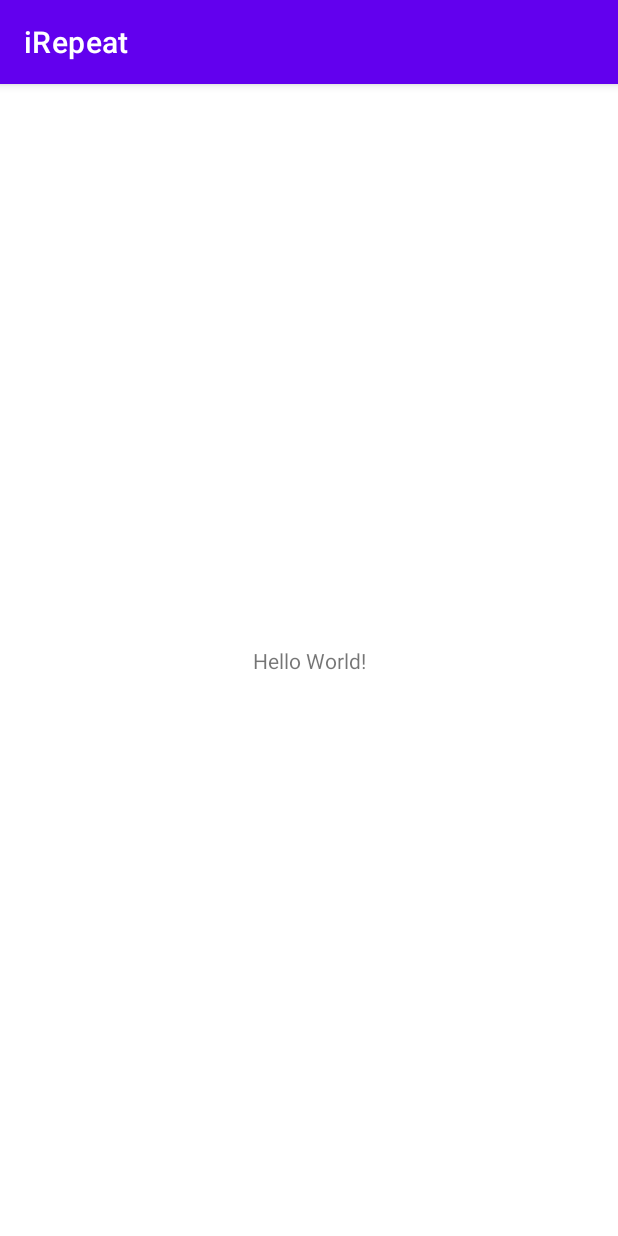
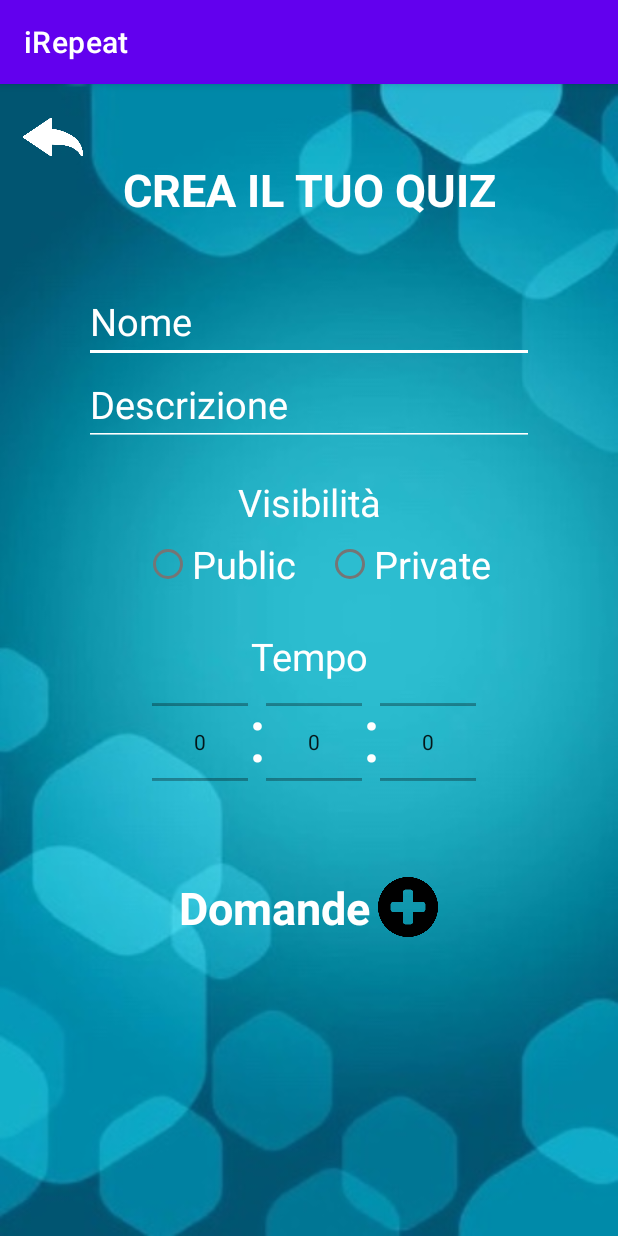
Before and after one commit to Luigina2001/iRepeat, an Android app: the screen it shows after launch (MainActivity), on a phone screen of 412 x 824 dp. Run offline under Robolectric (Android 15) with nearby library versions, the phone set to English and light mode, and no system bars.

Commit message:
aggiunta interfaccia grafica crezione quiz e relativi list element (domanda e opzioni di risposta)

```diff
--- a/app/build.gradle
+++ b/app/build.gradle
@@ -4,12 +4,12 @@ plugins {
 
 android {
     namespace 'com.example.irepeat'
-    compileSdk 32
+    compileSdk 33
 
     defaultConfig {
         applicationId "com.example.irepeat"
         minSdk 21
-        targetSdk 32
+        targetSdk 33
         versionCode 1
         versionName "1.0"
 
--- a/app/src/main/java/com/example/irepeat/MainActivity.java
+++ b/app/src/main/java/com/example/irepeat/MainActivity.java
@@ -9,6 +9,6 @@ public class MainActivity extends AppCompatActivity {
     @Override
     protected void onCreate(Bundle savedInstanceState) {
         super.onCreate(savedInstanceState);
-        setContentView(R.layout.activity_main);
+        setContentView(R.layout.creazione_quiz);
     }
 }
--- /dev/null
+++ b/app/src/main/res/layout/creazione_quiz.xml
@@ -0,0 +1,191 @@
+<?xml version="1.0" encoding="utf-8"?>
+<RelativeLayout xmlns:android="http://schemas.android.com/apk/res/android"
+    android:layout_width="match_parent"
+    android:background="@drawable/sfondo_esagono"
+    android:layout_height="match_parent">
+
+    <ImageView
+        android:layout_marginLeft="15dp"
+        android:layout_marginTop="15dp"
+        android:id="@+id/back"
+        android:layout_alignParentLeft="true"
+        android:layout_width="40dp"
+        android:layout_height="40dp"
+        android:src="@drawable/back"/>
+
+    <ScrollView
+        android:id="@+id/scrollerCreazioneQuiz"
+        android:layout_width="match_parent"
+        android:layout_height="match_parent"
+        android:layout_marginTop="0dp">
+
+        <RelativeLayout
+            android:layout_width="match_parent"
+            android:layout_height="match_parent"
+            android:paddingBottom="500dp">
+
+            <TextView
+                android:id="@+id/textViewCreaQuiz"
+                android:layout_width="match_parent"
+                android:text="CREA IL TUO QUIZ"
+                android:textColor="@color/white"
+                android:textSize="30dp"
+                android:textStyle="bold"
+                android:textAlignment="center"
+                android:layout_marginTop="50dp"
+                android:layout_height="wrap_content"/>
+
+            <RelativeLayout
+                android:id="@+id/layoutCreaQuiz"
+                android:layout_width="match_parent"
+                android:layout_height="wrap_content"
+                android:layout_below="@id/textViewCreaQuiz"
+                android:layout_marginTop="40dp" >
+
+                <EditText
+                    android:id="@+id/nomeQuiz"
+                    android:layout_width="300dp"
+                    android:layout_centerHorizontal="true"
+                    android:layout_height="wrap_content"
+                    android:hint="Nome"
+                    android:backgroundTint="@color/white"
+                    android:textColorHint="@color/white"
+                    android:textSize="25dp"
+                    android:selectAllOnFocus="true"
+                    android:textColor="@color/white" />
+
+                <EditText
+                    android:id="@+id/descrizioneQuiz"
+                    android:layout_width="300dp"
+                    android:layout_centerHorizontal="true"
+                    android:layout_height="wrap_content"
+                    android:hint="Descrizione"
+                    android:textColorHint="@color/white"
+                    android:backgroundTint="@color/white"
+                    android:layout_below="@id/nomeQuiz"
+                    android:textSize="25dp"
+                    android:selectAllOnFocus="true"
+                    android:textColor="@color/white" />
+
+                <TextView
+                    android:id="@+id/textViewVisibilita"
+                    android:layout_width="match_parent"
+                    android:text="Visibilità"
+                    android:textColor="@color/white"
+                    android:layout_marginTop="20dp"
+                    android:textSize="25dp"
+                    android:textAlignment="center"
+                    android:layout_below="@id/descrizioneQuiz"
+                    android:layout_height="wrap_content"/>
+
+                <RadioGroup
+                    android:id="@+id/visibilitaQuiz"
+                    android:layout_width="300dp"
+                    android:orientation="horizontal"
+                    android:textAlignment="center"
+                    android:layout_centerHorizontal="true"
+                    android:layout_height="wrap_content"
+                    android:layout_below="@id/textViewVisibilita">
+
+                    <RadioButton
+                        android:layout_marginLeft="40dp"
+                        android:id="@+id/visibilitaQuizPublic"
+                        android:layout_width="wrap_content"
+                        android:layout_height="wrap_content"
+                        android:textColor="@color/white"
+                        android:textSize="25dp"
+                        android:text="Public"/>
+
+                    <RadioButton
+                        android:id="@+id/visibilitaQuizPrivate"
+                        android:layout_width="wrap_content"
+                        android:layout_height="wrap_content"
+                        android:layout_marginLeft="20dp"
+                        android:text="Private"
+                        android:textColor="@color/white"
+                        android:textSize="25dp" />
+                </RadioGroup>
+
+                <TextView
+                    android:id="@+id/textViewTempo"
+                    android:layout_width="match_parent"
+                    android:text="Tempo"
+                    android:textColor="@color/white"
+                    android:layout_marginTop="20dp"
+                    android:textSize="25dp"
+                    android:textAlignment="center"
+                    android:layout_below="@id/visibilitaQuiz"
+                    android:layout_height="wrap_content"/>
+
+                <LinearLayout
+                    android:layout_width="300dp"
+                    android:layout_height="wrap_content"
+                    android:orientation="horizontal"
+                    android:layout_centerInParent="true"
+                    android:backgroundTint="@color/white"
+                    android:layout_below="@id/textViewTempo"
+                    android:layout_centerHorizontal="true">
+
+                    <NumberPicker
+                        android:layout_marginLeft="45dp"
+                        android:layout_width="wrap_content"
+                        android:layout_height="80dp"/>
+
+                    <TextView
+                        android:layout_width="wrap_content"
+                        android:layout_height="80dp"
+                        android:textColor="@color/white"
+                        android:textSize="50dp"
+                        android:text=":"/>
+
+                    <NumberPicker
+                        android:layout_width="wrap_content"
+                        android:layout_height="80dp"/>
+
+                    <TextView
+                        android:layout_width="wrap_content"
+                        android:layout_height="80dp"
+                        android:textColor="@color/white"
+                        android:textSize="50dp"
+                        android:text=":"/>
+
+                    <NumberPicker
+                        android:layout_width="wrap_content"
+                        android:layout_height="80dp"/>
+                </LinearLayout>
+            </RelativeLayout>
+
+            <LinearLayout
+                android:id="@+id/layoutDomande"
+                android:layout_width="wrap_content"
+                android:layout_height="wrap_content"
+                android:layout_marginTop="50dp"
+                android:layout_centerHorizontal="true"
+                android:layout_below="@id/layoutCreaQuiz"
+                android:orientation="horizontal">
+
+                <TextView
+                    android:text="Domande"
+                    android:layout_width="wrap_content"
+                    android:textSize="30dp"
+                    android:textStyle="bold"
+                    android:textColor="@color/white"
+                    android:layout_height="40dp"/>
+
+                <ImageView
+                    android:layout_marginLeft="5dp"
+                    android:layout_width="40dp"
+                    android:layout_height="40dp"
+                    android:src="@drawable/icona_piu"/>
+            </LinearLayout>
+
+            <ListView
+                android:id="@+id/listViewCreazioneDomande"
+                android:layout_width="300dp"
+                android:layout_height="wrap_content"
+                android:layout_below="@id/layoutDomande"/>
+
+        </RelativeLayout>
+    </ScrollView>
+
+</RelativeLayout>
--- a/app/src/main/res/layout/esito_quiz.xml
+++ b/app/src/main/res/layout/esito_quiz.xml
@@ -1,12 +1,10 @@
 <?xml version="1.0" encoding="utf-8"?>
 <RelativeLayout xmlns:android="http://schemas.android.com/apk/res/android"
     android:layout_width="match_parent"
-    xmlns:app="http://schemas.android.com/apk/res-auto"
     android:background="@drawable/sfondo_azzurro"
     android:layout_height="match_parent">
 
     <!-- HEADER -->
-
     <RelativeLayout
         android:id="@+id/header"
         android:paddingTop="5dp"
--- a/app/src/main/res/layout/profilo_personale.xml
+++ b/app/src/main/res/layout/profilo_personale.xml
@@ -2,6 +2,7 @@
 <RelativeLayout xmlns:android="http://schemas.android.com/apk/res/android"
     android:layout_width="match_parent"
     android:layout_height="match_parent">
+
 
     <ImageView
         android:id="@+id/sfondoProfilo"
```
Also changed, not shown: app/src/main/res/layout/list_element_domanda_creazione_quiz.xml (added, +79 -0 lines), app/src/main/res/layout/list_element_opzioni_risposta.xml (added, +20 -0 lines), app/src/main/res/layout/login.xml (+11 -0 lines), app/src/main/res/drawable-v24/sfondo_esagono.jpg (added), app/src/main/res/drawable/back.png (added), app/src/main/res/drawable/icona_piu.png (added).
